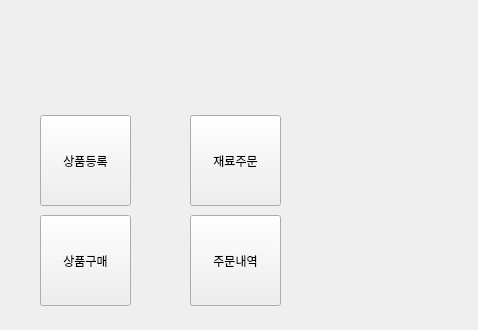
This is ui/main.ui in ElisaBluebell/project7smartstore as Qt 5 draws it before an edit; both pictures show x 0 to 478 and y 355 to 685 of the 478 by 685 pixel window. The edited form follows.
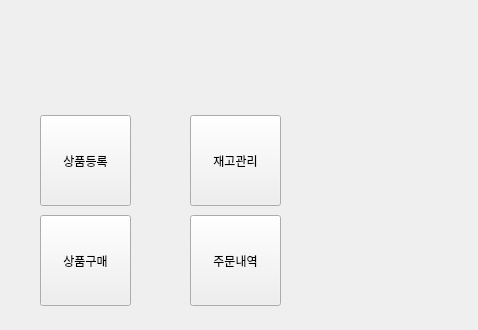
This is the edited form. The open tabs and pages were chosen to show the change.

```diff
--- a/ui/main.ui
+++ b/ui/main.ui
@@ -75,7 +75,7 @@
       </rect>
      </property>
      <property name="text">
-      <string>재료주문</string>
+      <string>재고관리</string>
      </property>
     </widget>
     <widget class="QPushButton" name="MAIN_BT_seller_insert">
```
Left out of the diff: 4 changed lines with no effect on the pictures.
